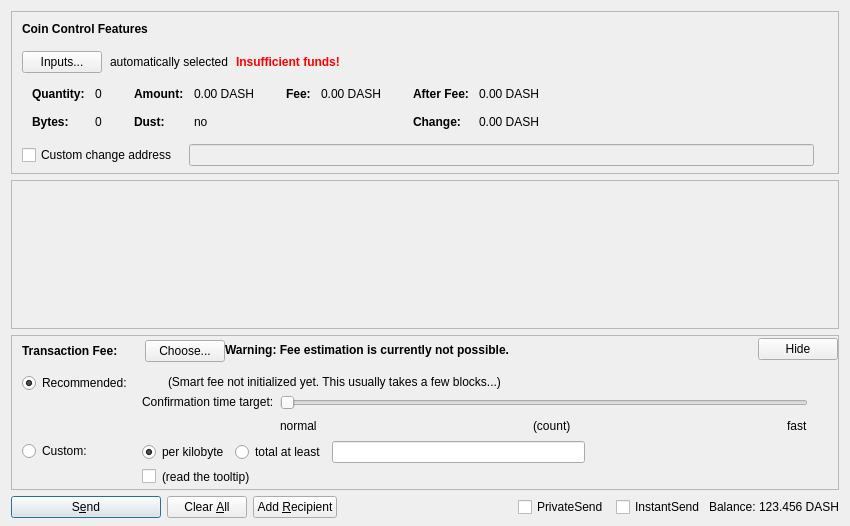
First picture: the form in src/qt/forms/sendcoinsdialog.ui, repository stashpayio/stash, before the edit.
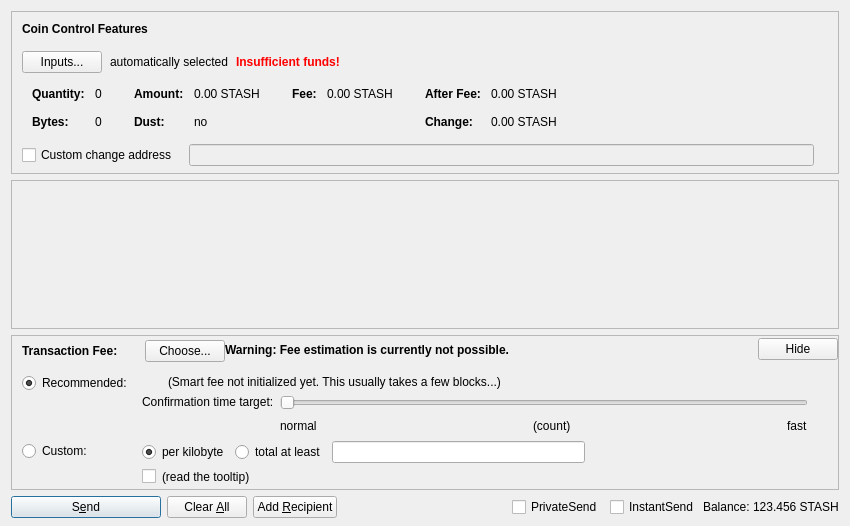
Second picture: the form after the edit. Custom widgets are drawn as their Qt base class.

```diff
--- a/src/qt/forms/sendcoinsdialog.ui
+++ b/src/qt/forms/sendcoinsdialog.ui
@@ -324,7 +324,7 @@
                   <enum>Qt::ActionsContextMenu</enum>
                  </property>
                  <property name="text">
-                  <string notr="true">0.00 DASH</string>
+                  <string notr="true">0.00 STASH</string>
                  </property>
                  <property name="textInteractionFlags">
                   <set>Qt::LinksAccessibleByMouse|Qt::TextSelectableByKeyboard|Qt::TextSelectableByMouse</set>
@@ -404,7 +404,7 @@
                   <enum>Qt::ActionsContextMenu</enum>
                  </property>
                  <property name="text">
-                  <string notr="true">0.00 DASH</string>
+                  <string notr="true">0.00 STASH</string>
                  </property>
                  <property name="textInteractionFlags">
                   <set>Qt::LinksAccessibleByMouse|Qt::TextSelectableByKeyboard|Qt::TextSelectableByMouse</set>
@@ -455,7 +455,7 @@
                   <enum>Qt::ActionsContextMenu</enum>
                  </property>
                  <property name="text">
-                  <string notr="true">0.00 DASH</string>
+                  <string notr="true">0.00 STASH</string>
                  </property>
                  <property name="textInteractionFlags">
                   <set>Qt::LinksAccessibleByMouse|Qt::TextSelectableByKeyboard|Qt::TextSelectableByMouse</set>
@@ -484,7 +484,7 @@
                   <enum>Qt::ActionsContextMenu</enum>
                  </property>
                  <property name="text">
-                  <string notr="true">0.00 DASH</string>
+                  <string notr="true">0.00 STASH</string>
                  </property>
                  <property name="textInteractionFlags">
                   <set>Qt::LinksAccessibleByMouse|Qt::TextSelectableByKeyboard|Qt::TextSelectableByMouse</set>
@@ -1326,7 +1326,7 @@
           <cursorShape>IBeamCursor</cursorShape>
          </property>
          <property name="text">
-          <string notr="true">123.456 DASH</string>
+          <string notr="true">123.456 STASH</string>
          </property>
          <property name="textInteractionFlags">
           <set>Qt::LinksAccessibleByMouse|Qt::TextSelectableByKeyboard|Qt::TextSelectableByMouse</set>
```
Left out of the diff: 6 changed lines with no effect on the pictures.
